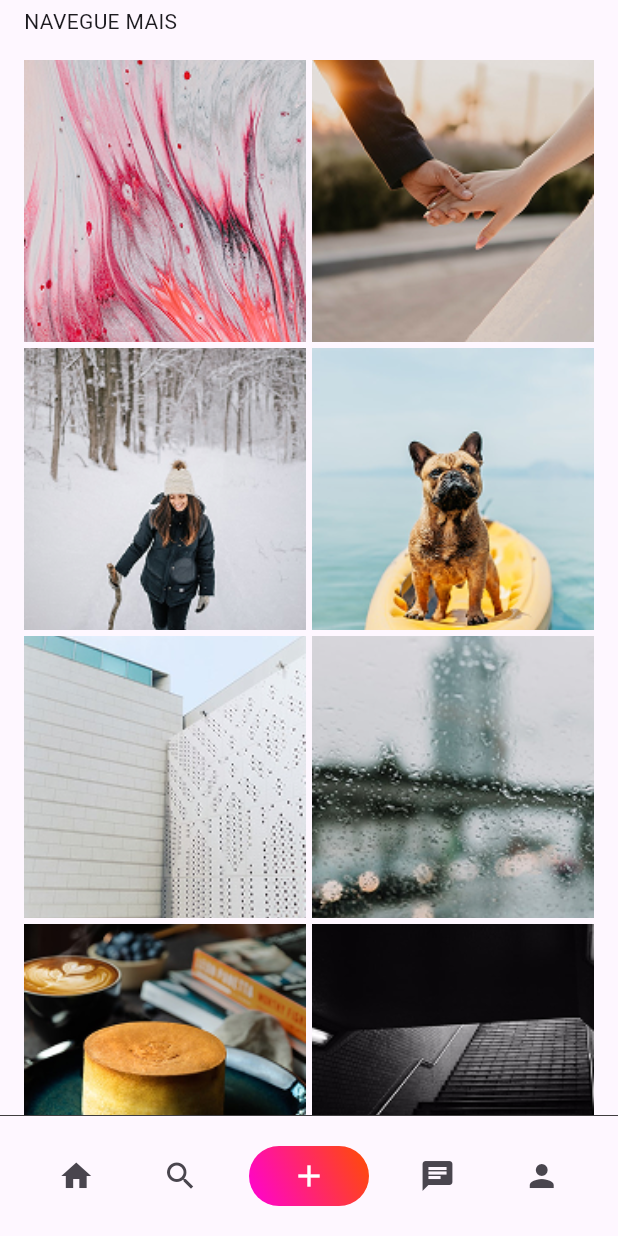
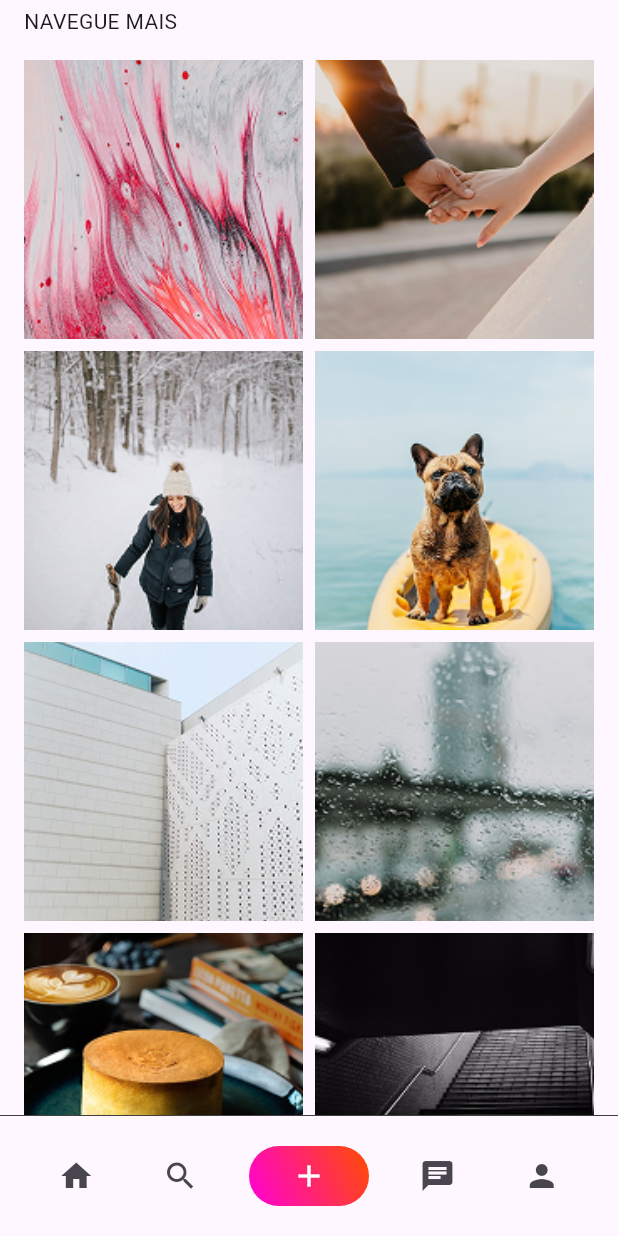
Before and after one commit to MateusLucasDaSilva/social_app, a Flutter app: the screen it shows after launch, scrolled down 576 dp, on a phone screen of 412 x 824 dp. Run offline on Flutter 3.47's test engine with Material 3 defaults, Android fonts, the phone set to English and light mode, and no system bars.

Commit message:
adjust space

```diff
--- a/lib/app/core/utils/widgets/posts/posts_widget.dart
+++ b/lib/app/core/utils/widgets/posts/posts_widget.dart
@@ -22,8 +22,8 @@ class PostsWidget extends StatelessWidget {
     return GridView.count(
       crossAxisCount: 2,
       shrinkWrap: true,
-      crossAxisSpacing: 4,
-      mainAxisSpacing: 4,
+      crossAxisSpacing: 8,
+      mainAxisSpacing: 8,
       padding: EdgeInsets.zero,
       physics: NeverScrollableScrollPhysics(),
       children: posts
```
